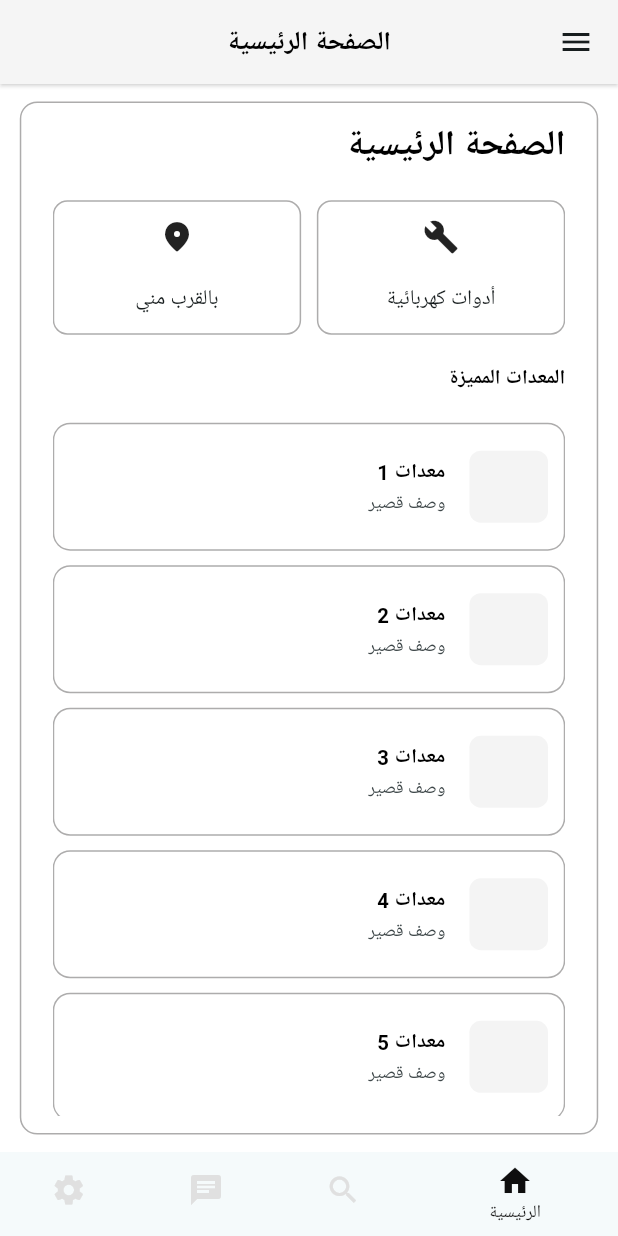
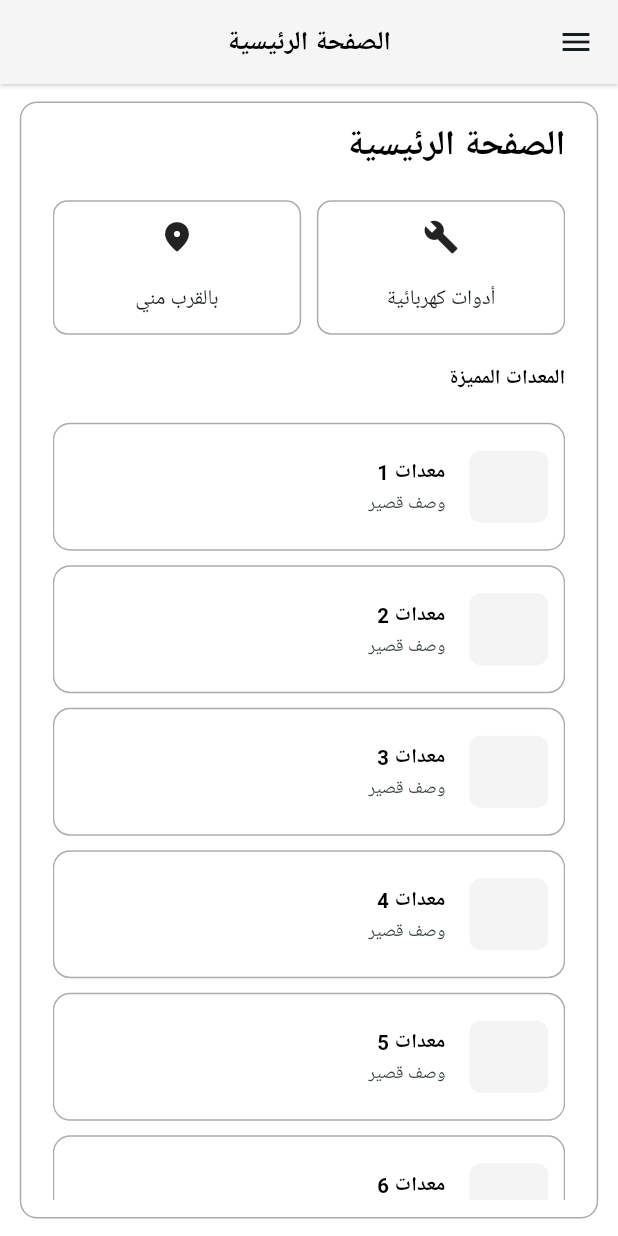
Before and after one commit to 0Ahmad0/tools_to_go_app, a Flutter app: the screen it shows after launch, after a tap on "تسجيل الدخول", on a phone screen of 412 x 824 dp. Run offline on Flutter 3.47's test engine with Material 3 defaults, Android fonts, the phone set to English and light mode, and no system bars; our stand-ins replace animate_do, carousel_slider, cloud_firestore, file_picker, firebase_auth, firebase_core and 11 more; accounts and stored records are empty; Roboto replaces fonts that are missing (Tajawal).

Commit message:
- finish all screens app

```diff
--- a/lib/app/features/auth/widgets/login_screen_widget.dart
+++ b/lib/app/features/auth/widgets/login_screen_widget.dart
@@ -67,7 +67,7 @@ class LoginScreenWidget extends StatelessWidget {
                           child: Text(StringManager.forgotPasswordLoginText)),
                       verticalSpace(20.h),
                       AppButton(onPressed: (){
-                        context.pushReplacement(Routes.navbarRoute);
+                        context.pushReplacement(Routes.customerHomeRoute);
                         // if(controller.formKey.currentState!.validate()){
                         //
                         // }
--- a/lib/app/features/auth/widgets/signup_screen_widget.dart
+++ b/lib/app/features/auth/widgets/signup_screen_widget.dart
@@ -155,7 +155,7 @@ class _SignupScreenWidgetState extends State<SignupScreenWidget> {
                         onPressed: () {
                           if (typeUser == 'مستخدم عادي') {
                             context.pushReplacement(
-                              Routes.navbarRoute
+                              Routes.customerHomeRoute
                             );
                           }
                           if (typeUser == 'عامل توصيل') {
--- a/lib/app/features/navbar/screens/home_screen.dart
+++ b/lib/app/features/navbar/screens/home_screen.dart
@@ -44,13 +44,69 @@ class HomeScreen extends StatelessWidget {
                 dense: true,
                 onTap: () {
                   context.pop();
-                  context.pushNamed(Routes.profileRoute);
+                  context.pushNamed(Routes.customerRequestsRoute);
                 },
                 leading: Icon(
-                  Icons.person,
+                  Icons.shopping_cart,
                 ),
                 title: Text(
-                  StringManager.profileText,
+                  StringManager.myRequestsText,
+                  style: StyleManager.font14SemiBold(),
+                ),
+              ),
+              Divider(
+                height: 0,
+              ),
+
+              ListTile(
+                dense: true,
+                onTap: () {
+                  context.pop();
+                  context.pushNamed(Routes.customerSearchRoute);
+                },
+                leading: Icon(
+                  Icons.search,
+                ),
+                title: Text(
+                  StringManager.searchText,
+                  style: StyleManager.font14SemiBold(),
+                ),
+              ),
+              Divider(
+                height: 0,
+              ),
+              ListTile(
+                dense: true,
+                onTap: () {
+                  context.pop();
+                  context.pushNamed(Routes.customerChatsRoute);
+                },
+                leading: Icon(
+                  Icons.chat_sharp,
+                ),
+                trailing: Badge.count(
+                  count: 1,
+                  textStyle: StyleManager.font10Bold(),
+                ),
+                title: Text(
+                  StringManager.chatScreenText,
+                  style: StyleManager.font14SemiBold(),
+                ),
+              ),
+              Divider(
+                height: 0,
+              ),
+              ListTile(
+                dense: true,
+                onTap: () {
+                  context.pop();
+                  context.pushNamed(Routes.customerSettingRoute);
+                },
+                leading: Icon(
+                  Icons.settings,
+                ),
+                title: Text(
+                  StringManager.settingText,
                   style: StyleManager.font14SemiBold(),
                 ),
               ),
@@ -63,12 +119,34 @@ class HomeScreen extends StatelessWidget {
                   context.pop();
                   context.pushNamed(Routes.notificationRoute);
                 },
+                trailing: Badge.count(
+                  count: 1,
+                  textStyle: StyleManager.font10Bold(),
+                ),
                 leading: Icon(Icons.notifications),
                 title: Text(
                   StringManager.notificationText,
                   style: StyleManager.font14SemiBold(),
                 ),
               ),
+              Divider(
+                height: 0,
+              ),
+              ListTile(
+                dense: true,
+                onTap: () {
+                  context.pop();
+                  context.pushNamed(Routes.profileRoute);
+                },
+                leading: Icon(
+                  Icons.person,
+                ),
+                title: Text(
+                  StringManager.profileText,
+                  style: StyleManager.font14SemiBold(),
+                ),
+              ),
+
               const Spacer(),
               Container(
                 color: ColorManager.orangeColor,
@@ -93,12 +171,10 @@ class HomeScreen extends StatelessWidget {
                   title: Text(
                     StringManager.logoutText,
                     style: StyleManager.font14SemiBold(
-                        color: ColorManager.whiteColor
-                    ),
+                        color: ColorManager.whiteColor),
                   ),
                 ),
               ),
-
             ],
           ),
         ),
--- a/lib/app/features/navbar/screens/navbar_screen.dart
+++ /dev/null
@@ -1,52 +0,0 @@
-import '/app/features/auth/screens/change_password_screen.dart';
-import '/core/utils/style_manager.dart';
-import 'package:flutter/material.dart';
-import 'package:flutter_screenutil/flutter_screenutil.dart';
-import 'package:flutter_svg/svg.dart';
-import 'package:font_awesome_flutter/font_awesome_flutter.dart';
-
-import '../../../../core/utils/color_manager.dart';
-import '../../../../core/utils/const_value_manager.dart';
-
-class NavbarScreen extends StatefulWidget {
-  const NavbarScreen({super.key});
-
-  @override
-  State<NavbarScreen> createState() => _NavbarScreenState();
-}
-
-class _NavbarScreenState extends State<NavbarScreen> {
-   int _currentIndex = 0;
-
-  _onTap(index){
-    setState(() {
-      _currentIndex = index;
-    });
-  }
-
-  @override
-  Widget build(BuildContext context) {
-    return Scaffold(
-      body: ConstValueManager.navBarList[_currentIndex].route,
-      bottomNavigationBar: BottomNavigationBar(
-        backgroundColor: ColorManager.whiteColor,
-        currentIndex: _currentIndex,
-        onTap:  _onTap,
-        fixedColor: ColorManager.primaryColor,
-        elevation: 0.0,
-        unselectedItemColor: ColorManager.unselectedItemColor,
-        // type: BottomNavigationBarType.shifting,
-        selectedLabelStyle: StyleManager.font12Regular(),
-        items: ConstValueManager.navBarList
-            .map(
-              (e) => BottomNavigationBarItem(
-                icon: Icon(e.icon),
-                label: e.label,
-                tooltip: e.label,
-              ),
-            )
-            .toList(),
-      ),
-    );
-  }
-}
--- a/lib/core/routing/app_router.dart
+++ b/lib/core/routing/app_router.dart
@@ -1,18 +1,22 @@
 import 'package:flutter/material.dart';
-import 'package:tools_to_go_app/app/features/notification/screens/notification_screen.dart';
-import 'package:tools_to_go_app/app/features/order_taker/home/screens/order_taker_home_screen.dart';
-import 'package:tools_to_go_app/app/features/owner_tools/add_tool/screens/owner_add_tool_screen.dart';
-import 'package:tools_to_go_app/app/features/owner_tools/home/screens/owner_home_screen.dart';
-import 'package:tools_to_go_app/app/features/owner_tools/tools_requests/screens/owner_tools_requestes_screen.dart';
-import 'package:tools_to_go_app/app/features/profile/screens/profile_screen.dart';
-import 'package:tools_to_go_app/app/features/tool_details/screen/tool_details_screen.dart';
+import '/app/features/navbar/screens/customers_requests_screen.dart';
+import '/app/features/navbar/screens/chats_screen.dart';
+import '/app/features/navbar/screens/home_screen.dart';
+import '/app/features/navbar/screens/search_screen.dart';
+import '/app/features/navbar/screens/setting_screen.dart';
+import '/app/features/notification/screens/notification_screen.dart';
+import '/app/features/order_taker/home/screens/order_taker_home_screen.dart';
+import '/app/features/owner_tools/add_tool/screens/owner_add_tool_screen.dart';
+import '/app/features/owner_tools/home/screens/owner_home_screen.dart';
+import '/app/features/owner_tools/tools_requests/screens/owner_tools_requestes_screen.dart';
+import '/app/features/profile/screens/profile_screen.dart';
+import '/app/features/tool_details/screen/tool_details_screen.dart';
 
 import '../../app/features/auth/screens/auth_screen.dart';
 import '../../app/features/auth/screens/check_inbox_screen.dart';
 import '../../app/features/auth/screens/forgot_password_screen.dart';
 import '../../app/features/booking_tool/screens/booking_tool_screen.dart';
 import '../../app/features/messages/screens/messages_screen.dart';
-import '../../app/features/navbar/screens/navbar_screen.dart';
 import '../../app/features/order_taker/show_location_on_map/screens/show_location_on_map_screen.dart';
 import '../../app/features/splash/splash_screen.dart';
 import 'routes.dart';
@@ -38,11 +42,28 @@ class AppRouter {
           builder: (_) => CheckInboxScreen(),
         );
 
-      /// Nav Bar Screens
-      case Routes.navbarRoute:
+      case Routes.customerHomeRoute:
         return MaterialPageRoute(
-          builder: (_) => NavbarScreen(),
+          builder: (_) => HomeScreen(),
         );
+      case Routes.customerChatsRoute:
+        return MaterialPageRoute(
+          builder: (_) => ChatsScreen(),
+        );
+      case Routes.customerSearchRoute:
+        return MaterialPageRoute(
+          builder: (_) => SearchScreen(),
+        );
+      case Routes.customerSettingRoute:
+        return MaterialPageRoute(
+          builder: (_) => SettingScreen(),
+        );
+
+        case Routes.customerRequestsRoute:
+        return MaterialPageRoute(
+          builder: (_) => CustomersRequestsScreen(),
+        );
+
       case Routes.messagesRoute:
         return MaterialPageRoute(
           builder: (_) => MessagesScreen(),
@@ -59,7 +80,7 @@ class AppRouter {
         return MaterialPageRoute(
           builder: (_) => NotificationScreen(),
         );
-        case Routes.profileRoute:
+      case Routes.profileRoute:
         return MaterialPageRoute(
           builder: (_) => ProfileScreen(),
         );
--- a/lib/core/routing/routes.dart
+++ b/lib/core/routing/routes.dart
@@ -3,12 +3,17 @@ class Routes {
   static const String loginRoute = '/authScreen';
   static const String forgotPasswordRoute = '/forgetPasswordScreen';
   static const String checkYourInboxRoute = '/checkYourInboxScreen';
-  static const String navbarRoute = '/navbarScreen';
   static const String messagesRoute = '/messagesScreen';
   static const String toolDetailsRoute = '/toolDetailsScreen';
   static const String bookingToolRoute = '/bookingToolScreen';
   static const String notificationRoute = '/notificationScreen';
   static const String profileRoute = '/profileScreen';
+  static const String customerHomeRoute = '/customerHomeScreen';
+  static const String customerChatsRoute = '/customerChatsScreen';
+  static const String customerSearchRoute = '/customerSearchScreen';
+  static const String customerSettingRoute = '/customerSettingScreen';
+  static const String customerRequestsRoute = '/customerRequestsScreen';
+
   static const String showLocationOnMapRoute = '/showLocationOnMapScreen';
 
   ///Owner
--- a/lib/core/utils/string_manager.dart
+++ b/lib/core/utils/string_manager.dart
@@ -130,6 +130,9 @@ class StringManager {
   static const String appointmentRequestsText = 'Appointment Requests';
   static const String newText = 'New';
   static const String requestsText = 'طلبات الحجز';
+  static const String myRequestsText = 'طلباتي';
+  static const String myCurrentRequestsText = 'طلباتي الحالية';
+  static const String myCompletedOrdersText = 'طلباتي المنتهية';
   static const String requestedToBeText = 'Requested To Be a';
   static const String viewText = 'View';
   static const String dismissText = 'Dismiss';
```
Also changed, not shown: lib/app/features/navbar/screens/customers_requests_screen.dart (added, +39 -0 lines), lib/app/features/navbar/widgets/completed_requests_screen_widget.dart (added, +22 -0 lines), lib/app/features/navbar/widgets/current_request_screen_widget.dart (added, +23 -0 lines), lib/app/features/navbar/widgets/my_request_item_widget.dart (added, +108 -0 lines).
